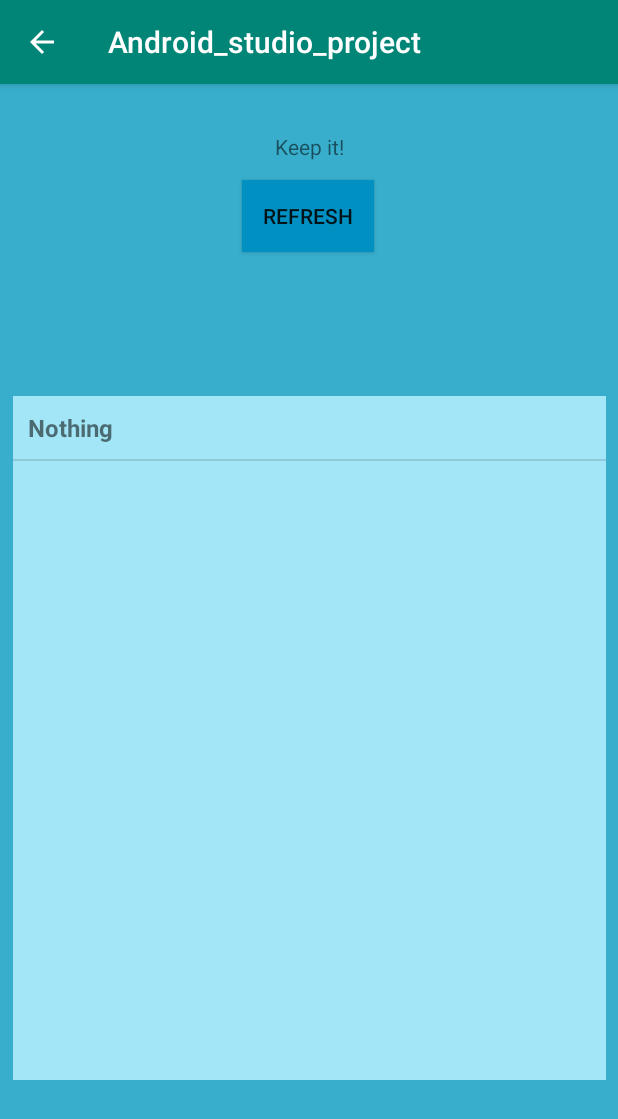
After one commit to Andreimdvn/Mobile-apps-for-uni, an Android app: the SecondActivity screen opened directly, with no data from a screen before it, on a phone screen of 412 x 824 dp. The commit adds this screen. Shown: the top 1119 px of the screen. Run offline under Robolectric (Android 15) with nearby library versions, the phone set to English and light mode, and no system bars; our stand-ins replace Volley; network calls fail.

Commit message:
list view and local storage on android

```diff
--- a/android_studio_project/app/build.gradle
+++ b/android_studio_project/app/build.gradle
@@ -25,4 +25,5 @@ dependencies {
     testImplementation 'junit:junit:4.12'
     androidTestImplementation 'com.android.support.test:runner:1.0.2'
     androidTestImplementation 'com.android.support.test.espresso:espresso-core:3.0.2'
+    compile 'com.android.volley:volley:1.1.1'
 }
--- /dev/null
+++ b/android_studio_project/app/src/main/java/com/example/moldo/android_studio_project/SecondActivity.java
@@ -0,0 +1,145 @@
+package com.example.moldo.android_studio_project;
+
+import android.content.Context;
+import android.content.SharedPreferences;
+import android.os.Bundle;
+import android.support.v7.app.AppCompatActivity;
+import android.view.View;
+import android.widget.ArrayAdapter;
+import android.widget.ListView;
+import android.widget.Toast;
+
+import com.android.volley.Request;
+import com.android.volley.RequestQueue;
+import com.android.volley.Response;
+import com.android.volley.VolleyError;
+import com.android.volley.toolbox.JsonObjectRequest;
+import com.android.volley.toolbox.Volley;
+
+import org.json.JSONArray;
+import org.json.JSONException;
+import org.json.JSONObject;
+
+import java.util.ArrayList;
+import java.util.List;
+
+public class SecondActivity extends AppCompatActivity {
+    RequestQueue queue;
+    List<String> list_data_array;
+    ArrayAdapter adapter;
+    @Override
+    protected void onCreate(Bundle savedInstanceState) {
+        super.onCreate(savedInstanceState);
+        setContentView(R.layout.activity_second);
+        queue = Volley.newRequestQueue(this);
+        initAdapter();
+        load_list_view();
+    }
+
+    private void request_new_data()
+    {
+        String url = "http://10.220.16.45:16000/api/listdata";
+        JSONObject jsonReq= new JSONObject();
+        try {
+            jsonReq.put("arr", "arr");
+        } catch (JSONException e) {
+            e.printStackTrace();
+        }
+        JsonObjectRequest jsonObjectRequest = new JsonObjectRequest
+                (Request.Method.POST, url, jsonReq, new Response.Listener<JSONObject>() {
+
+                    @Override
+                    public void onResponse(JSONObject response) {
+                        System.out.println("Response: " + response.toString());
+                        JSONArray arr;
+                        try {
+                            arr = response.getJSONArray("data");
+                            System.out.println("Got array: "+ arr);
+                            reloadListViewWithJsonArr(arr);
+                            setListData(arr.toString());
+                        } catch (JSONException e) {
+                            e.printStackTrace();
+                        }
+                    }
+                }, new Response.ErrorListener() {
+
+                    @Override
+                    public void onErrorResponse(VolleyError error) {
+                        // TODO: Handle error
+                        Toast.makeText(getApplicationContext(), "No internet connection!",
+                                Toast.LENGTH_LONG).show();
+                        System.out.println(error.toString());
+                    }
+                });
+        this.queue.add(jsonObjectRequest);
+    }
+
+    private void reloadListViewWithJsonArr(JSONArray arr) {
+        list_data_array.clear();
+        String text, importance;
+        for(int i=0; i<arr.length(); ++i)
+        {
+            JSONObject obj = null;
+            try {
+                obj = arr.getJSONObject(i);
+                text = obj.getString("text");
+                importance = obj.getString("importance");
+                list_data_array.add(text + "  | Importance: " + importance);
+            } catch (JSONException e) {
+                e.printStackTrace();
+            }
+        }
+        System.out.println("New data loaded!");
+        System.out.println(list_data_array.toString());
+        adapter.notifyDataSetChanged();
+    }
+
+    private void initAdapter() {
+        list_data_array = new ArrayList<String>();
+        list_data_array.add("Nothing");
+        adapter = new ArrayAdapter<String>(this,
+                R.layout.activity_listview, list_data_array);
+
+        ListView listView = (ListView) findViewById(R.id.data_list_view);
+        listView.setAdapter(adapter);
+    }
+
+    private void load_list_view() {
+        String localListData = getListData();
+        if (!localListData.equals(""))
+        {
+            System.out.println("We have local data. Will load it before getting data from server!");
+            try {
+                JSONArray x = new JSONArray(localListData);
+                reloadListViewWithJsonArr(x);
+                System.out.println("Loaded local data");
+            } catch (JSONException e) {
+                e.printStackTrace();
+            }
+        }
+
+        request_new_data();
+    }
+
+    public void refreshButton(View view) {
+        System.out.println("Refresh pressed!");
+        load_list_view();
+        System.out.println("Refresh button done!");
+    }
+
+    private String getListData() {
+        SharedPreferences sharedPref = this.getPreferences(Context.MODE_PRIVATE);
+        String listData = sharedPref.getString("list_data","");
+        System.out.println("Got list data: " + listData);
+        return listData;
+    }
+
+    private void setListData(String lsitData) {
+        System.out.println("Will set list data "+ lsitData);
+        SharedPreferences sharedPref = this.getPreferences(Context.MODE_PRIVATE);
+        SharedPreferences.Editor editor = sharedPref.edit();
+        editor.putString("list_data", lsitData);
+        editor.commit();
+    }
+
+}
--- /dev/null
+++ b/android_studio_project/app/src/main/res/layout/activity_listview.xml
@@ -0,0 +1,11 @@
+<?xml version="1.0" encoding="utf-8"?>
+<!--  Single List Item Design -->
+
+<TextView xmlns:android="http://schemas.android.com/apk/res/android"
+    android:id="@+id/label"
+    android:layout_width="fill_parent"
+    android:layout_height="fill_parent"
+    android:padding="10dip"
+    android:textSize="16dip"
+    android:textStyle="bold" >
+</TextView>
--- a/android_studio_project/app/src/main/res/layout/activity_main.xml
+++ b/android_studio_project/app/src/main/res/layout/activity_main.xml
@@ -28,12 +28,15 @@
         android:layout_width="126dp"
         android:layout_height="40dp"
         android:layout_marginBottom="178dp"
+        android:onClick="sendMessage"
         android:text="Login"
+        android:background="@color/buttonBackground"
         app:layout_constraintBottom_toBottomOf="parent"
         app:layout_constraintEnd_toEndOf="parent"
         app:layout_constraintHorizontal_bias="0.5"
         app:layout_constraintStart_toStartOf="parent"
         app:layout_constraintTop_toBottomOf="@+id/editText" />
+
 
     <EditText
         android:id="@+id/editText"
--- /dev/null
+++ b/android_studio_project/app/src/main/res/layout/activity_second.xml
@@ -0,0 +1,44 @@
+<?xml version="1.0" encoding="utf-8"?>
+<android.support.constraint.ConstraintLayout xmlns:android="http://schemas.android.com/apk/res/android"
+    xmlns:app="http://schemas.android.com/apk/res-auto"
+    xmlns:tools="http://schemas.android.com/tools"
+    android:layout_width="match_parent"
+    android:layout_height="match_parent"
+    android:background="@color/backgroundColor"
+    tools:context=".SecondActivity">
+
+    <TextView
+        android:id="@+id/textView"
+        android:layout_width="wrap_content"
+        android:layout_height="wrap_content"
+        android:layout_marginTop="32dp"
+        android:text="Keep it!"
+        app:layout_constraintEnd_toEndOf="parent"
+        app:layout_constraintStart_toStartOf="parent"
+        app:layout_constraintTop_toTopOf="parent" />
+
+    <ListView
+        android:id="@+id/data_list_view"
+        android:layout_width="395dp"
+        android:layout_height="456dp"
+        android:layout_marginBottom="8dp"
+        android:background="@color/listBackground"
+        app:layout_constraintBottom_toBottomOf="parent"
+        app:layout_constraintEnd_toEndOf="parent"
+        app:layout_constraintStart_toStartOf="parent"
+        app:layout_constraintTop_toBottomOf="@+id/button3" />
+
+    <Button
+        android:id="@+id/button3"
+        android:layout_width="wrap_content"
+        android:layout_height="48dp"
+        android:layout_marginTop="64dp"
+        android:background="@color/buttonBackground"
+        android:onClick="refreshButton"
+        android:text="Refresh"
+        app:layout_constraintEnd_toEndOf="parent"
+        app:layout_constraintHorizontal_bias="0.498"
+        app:layout_constraintStart_toStartOf="parent"
+        app:layout_constraintTop_toTopOf="parent" />
+
+</android.support.constraint.ConstraintLayout>
--- a/android_studio_project/app/src/main/res/values/colors.xml
+++ b/android_studio_project/app/src/main/res/values/colors.xml
@@ -4,4 +4,6 @@
     <color name="colorPrimaryDark">#00574B</color>
     <color name="colorAccent">#D81B60</color>
     <color name="backgroundColor">#38AECC</color>
+    <color name="listBackground">#a3e6f7</color>
+    <color name="buttonBackground">#0090C1</color>
 </resources>
--- a/android_studio_project/app/src/main/res/values/strings.xml
+++ b/android_studio_project/app/src/main/res/values/strings.xml
@@ -1,3 +1,4 @@
 <resources>
     <string name="app_name">Android_studio_project</string>
+    <string name="action_settings">Settings</string>
 </resources>
--- a/android_studio_project/build.gradle
+++ b/android_studio_project/build.gradle
@@ -8,7 +8,6 @@ buildscript {
     }
     dependencies {
         classpath 'com.android.tools.build:gradle:3.2.1'
-
 
         // NOTE: Do not place your application dependencies here; they belong
         // in the individual module build.gradle files
```
Also changed, not shown: android_studio_project/app/src/main/AndroidManifest.xml (+8 -1 lines), android_studio_project/app/src/main/java/com/example/moldo/android_studio_project/MainActivity.java (+99 -2 lines), 2 other files.
